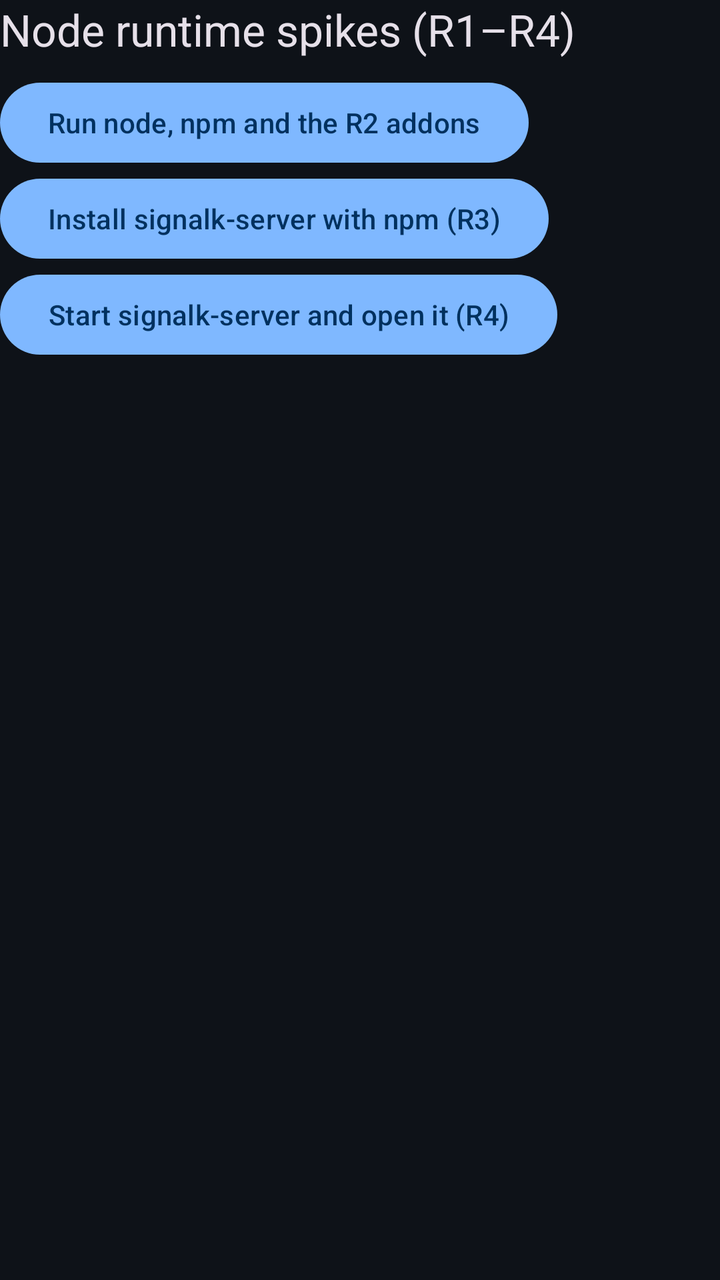
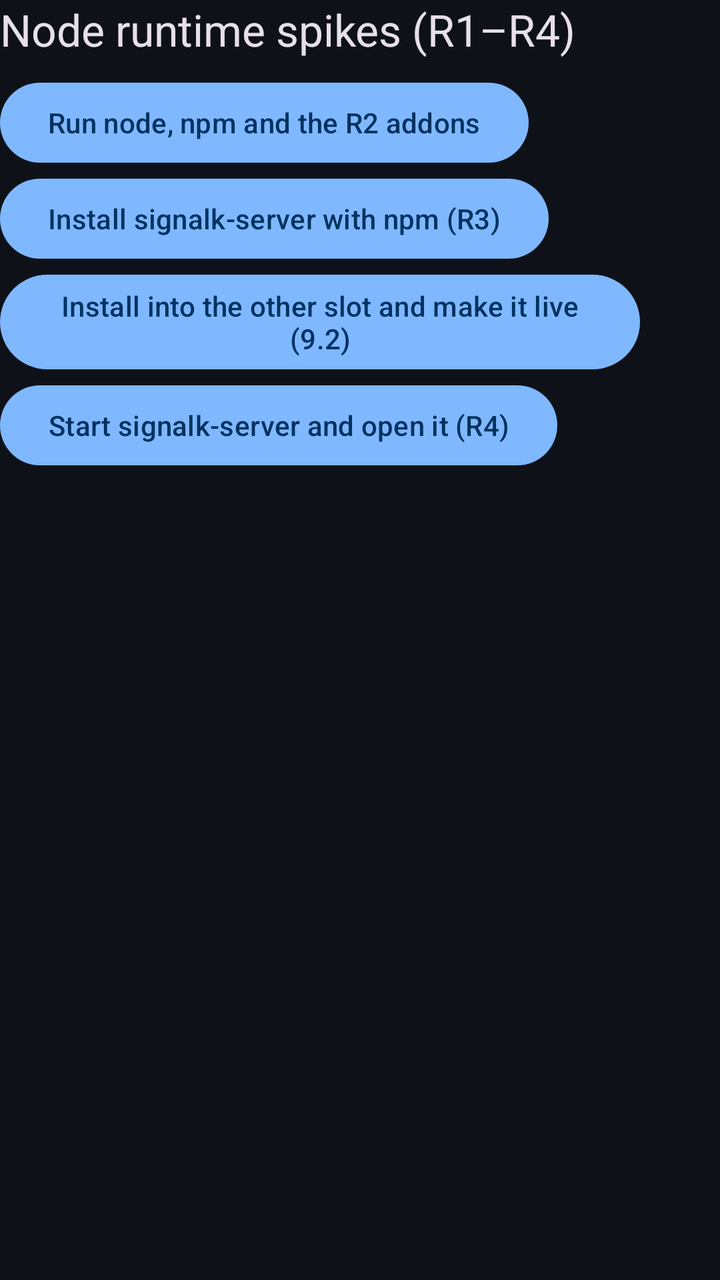

An Android layout rendered at two revisions. The XML below is the earlier revision; the diff shows what the commit changed to produce the second picture.
<!-- AndroidManifest.xml: application theme Theme.PocketSK -->
<!-- res/layout/activity_main.xml -->
<?xml version="1.0" encoding="utf-8"?>
<LinearLayout xmlns:android="http://schemas.android.com/apk/res/android"
    android:id="@+id/root"
    android:layout_width="match_parent"
    android:layout_height="match_parent"
    android:orientation="vertical">

    <TextView
        android:id="@+id/title"
        android:layout_width="match_parent"
        android:layout_height="wrap_content"
        android:text="@string/spike_title"
        android:textAppearance="?attr/textAppearanceTitleLarge" />

    <Button
        android:id="@+id/run"
        android:layout_width="wrap_content"
        android:layout_height="wrap_content"
        android:layout_marginTop="8dp"
        android:text="@string/spike_run" />

    <Button
        android:id="@+id/install"
        android:layout_width="wrap_content"
        android:layout_height="wrap_content"
        android:text="@string/spike_install" />

    <Button
        android:id="@+id/server"
        android:layout_width="wrap_content"
        android:layout_height="wrap_content"
        android:text="@string/spike_server_start" />

    <ScrollView
        android:layout_width="match_parent"
        android:layout_height="0dp"
        android:layout_weight="1"
        android:layout_marginTop="8dp">

        <TextView
            android:id="@+id/output"
            android:layout_width="match_parent"
            android:layout_height="wrap_content"
            android:fontFamily="monospace"
            android:textIsSelectable="true"
            android:textSize="12sp" />
    </ScrollView>
</LinearLayout>
<!-- resources referenced by this layout -->
<resources>
  <string name="spike_install">Install signalk-server with npm (R3)</string>
  <string name="spike_run">Run node, npm and the R2 addons</string>
  <string name="spike_server_start">Start signalk-server and open it (R4)</string>
  <string name="spike_title">Node runtime spikes (R1–R4)</string>
  <style name="Theme.PocketSK" parent="Theme.Material3.Dark.NoActionBar">
          <item name="colorPrimary">@color/primary</item>
          <item name="colorOnPrimary">@color/on_primary</item>
          <item name="colorSurface">@color/surface</item>
          <item name="colorOnSurface">@color/on_surface</item>
          <item name="android:windowBackground">@color/surface</item>
          <item name="android:windowLightStatusBar">false</item>
          <item name="android:windowLightNavigationBar">false</item>
      </style>
  <color name="primary">#7FB8FF</color>
  <color name="on_primary">#00315F</color>
  <color name="surface">#0E1218</color>
  <color name="on_surface">#E3E6EA</color>
</resources>

<!-- the commit's change to res/layout/activity_main.xml (unified diff, before → after) -->
@@ -26,6 +26,12 @@
         android:text="@string/spike_install" />
 
     <Button
+        android:id="@+id/upgrade"
+        android:layout_width="wrap_content"
+        android:layout_height="wrap_content"
+        android:text="@string/spike_upgrade" />
+
+    <Button
         android:id="@+id/server"
         android:layout_width="wrap_content"
         android:layout_height="wrap_content"
<!-- resource entries referenced after the edit -->
@@ -4,6 +4,7 @@
   <string name="spike_run">Run node, npm and the R2 addons</string>
   <string name="spike_server_start">Start signalk-server and open it (R4)</string>
   <string name="spike_title">Node runtime spikes (R1–R4)</string>
+  <string name="spike_upgrade">Install into the other slot and make it live (9.2)</string>
   <style name="Theme.PocketSK" parent="Theme.Material3.Dark.NoActionBar">
           <item name="colorPrimary">@color/primary</item>
           <item name="colorOnPrimary">@color/on_primary</item>
